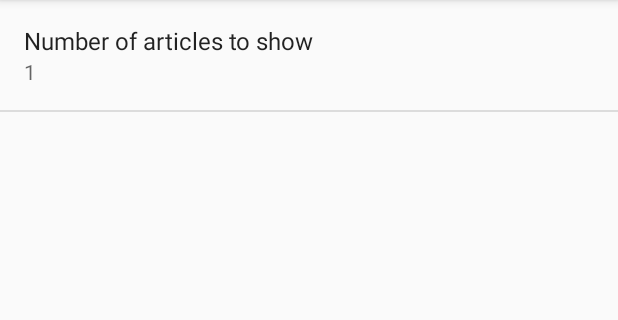
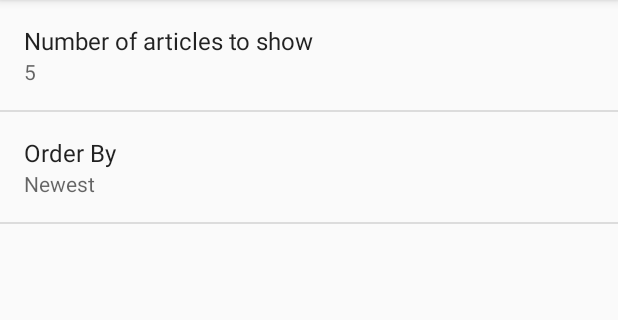
Before and after one commit to Yosolita1978/RankedFeedApp, an Android app: the screen it shows after launch (SettingsActivity), in the options menu, after a tap on "Settings", on a phone screen of 412 x 824 dp, the part 84-404 px from its top. Run offline under Robolectric (Android 15) with nearby library versions, the phone set to English and light mode, and no system bars; our stand-ins replace Picasso; pictures from the network do not load.

Commit message:
The orderBy preference is working too

```diff
--- a/app/src/main/java/co/yosola/ranked/MainActivity.java
+++ b/app/src/main/java/co/yosola/ranked/MainActivity.java
@@ -117,6 +117,12 @@ public class MainActivity extends AppCompatActivity implements LoaderManager.Loa
                 getString(R.string.settings_num_shown_key),
                 getString(R.string.settings_num_shown_default));
 
+        // getString retrieves a String value from the preferences. The second parameter is the default value for this preference.
+        String orderBy = sharedPrefs.getString(
+                getString(R.string.settings_order_by_key),
+                getString(R.string.settings_order_by_default)
+        );
+
         // parse breaks apart the URI string that's passed into its parameter
         Uri baseUri = Uri.parse(URL_REQUEST);
 
@@ -127,6 +133,7 @@ public class MainActivity extends AppCompatActivity implements LoaderManager.Loa
         uriBuilder.appendQueryParameter("show-fields", "thumbnail");
         uriBuilder.appendQueryParameter("show-tags", "contributor");
         uriBuilder.appendQueryParameter("page-size", numArticlesToShow);
+        uriBuilder.appendQueryParameter("order-by", orderBy);
         uriBuilder.appendQueryParameter("api-key", apiKey);
         //display Log.v with the uri created
         Log.v("MainActivity", "uri= " + uriBuilder.toString());
--- a/app/src/main/java/co/yosola/ranked/SettingsActivity.java
+++ b/app/src/main/java/co/yosola/ranked/SettingsActivity.java
@@ -2,6 +2,7 @@ package co.yosola.ranked;
 
 import android.content.SharedPreferences;
 import android.os.Bundle;
+import android.preference.ListPreference;
 import android.preference.Preference;
 import android.preference.PreferenceFragment;
 import android.preference.PreferenceManager;
@@ -24,15 +25,28 @@ public class SettingsActivity extends AppCompatActivity {
 
             Preference numArticlesToShow = findPreference(getString(R.string.settings_num_shown_key));
             bindPreferenceSummaryToValue(numArticlesToShow);
+
+            Preference orderBy = findPreference(getString(R.string.settings_order_by_key));
+            bindPreferenceSummaryToValue(orderBy);
         }
 
         @Override
         public boolean onPreferenceChange(Preference preference, Object value) {
             // The code in this method takes care of updating the displayed preference summary after it has been changed
             String stringValue = value.toString();
-            preference.setSummary(stringValue);
+            if (preference instanceof ListPreference) {
+                ListPreference listPreference = (ListPreference) preference;
+                int prefIndex = listPreference.findIndexOfValue(stringValue);
+                if (prefIndex >= 0) {
+                    CharSequence[] labels = listPreference.getEntries();
+                    preference.setSummary(labels[prefIndex]);
+                }
+            } else {
+                preference.setSummary(stringValue);
+            }
             return true;
         }
+
 
         private void bindPreferenceSummaryToValue(Preference preference) {
             preference.setOnPreferenceChangeListener(this);
--- /dev/null
+++ b/app/src/main/res/values/arrays.xml
@@ -0,0 +1,14 @@
+<?xml version="1.0" encoding="utf-8"?>
+<resources>
+    <string-array name="settings_order_by_labels">
+        <item>@string/settings_order_by_newest_label</item>
+        <item>@string/settings_order_by_oldest_label</item>
+        <item>@string/settings_order_by_relevance_label</item>
+    </string-array>
+
+    <string-array name="settings_order_by_values">
+        <item>@string/settings_order_by_newest_value</item>
+        <item>@string/settings_order_by_oldest_value</item>
+        <item>@string/settings_order_by_relevance_value</item>
+    </string-array>
+</resources>
--- a/app/src/main/res/values/strings.xml
+++ b/app/src/main/res/values/strings.xml
@@ -22,7 +22,25 @@
 
     <string name="settings_num_shown_label">Number of articles to show</string>
     <string name="settings_num_shown_key" translatable="false">page-size</string>
-    <string name="settings_num_shown_default" translatable="false">1</string>
+    <string name="settings_num_shown_default" translatable="false">5</string>
+
+    <!-- Strings For Order-By Preference [CHAR LIMIT=30] -->
+    <string name="settings_order_by_label">Order By</string>
+    <string name="settings_order_by_key" translatable="false">order-by</string>
+    <string name="settings_order_by_default" translatable="false">@string/settings_order_by_newest_value</string>
+
+    <!-- Label for order-by newest option [CHAR LIMIT=20] -->
+    <string name="settings_order_by_newest_label">Newest</string>
+    <string name="settings_order_by_newest_value" translatable="false">newest</string>
+
+    <!-- Label for order-by oldest [CHAR LIMIT=20] -->
+    <string name="settings_order_by_oldest_label">Oldest</string>
+    <string name="settings_order_by_oldest_value" translatable="false">oldest</string>
+
+    <!-- Label for order-by relevance [CHAR LIMIT=20] -->
+    <string name="settings_order_by_relevance_label">Relevance</string>
+    <string name="settings_order_by_relevance_value" translatable="false">relevance</string>
+
 
 
 </resources>
--- a/app/src/main/res/xml/settings_main.xml
+++ b/app/src/main/res/xml/settings_main.xml
@@ -10,4 +10,11 @@
         android:selectAllOnFocus="true"
         android:title="@string/settings_num_shown_label" />
 
+    <ListPreference
+        android:defaultValue="@string/settings_order_by_default"
+        android:entries="@array/settings_order_by_labels"
+        android:entryValues="@array/settings_order_by_values"
+        android:key="@string/settings_order_by_key"
+        android:title="@string/settings_order_by_label" />
+
 </PreferenceScreen>
```
